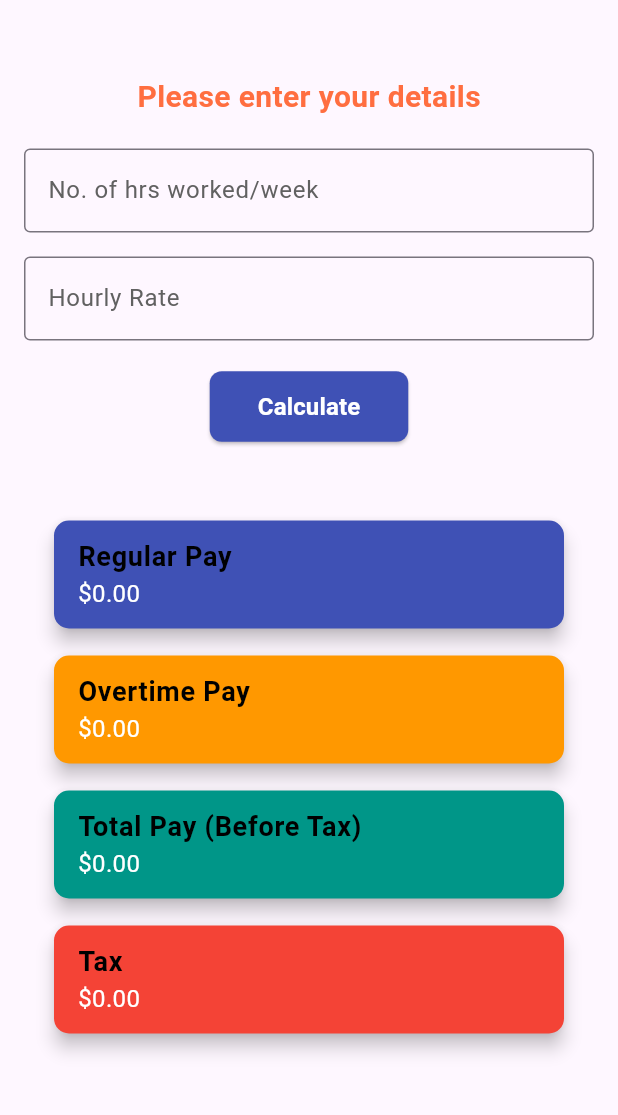
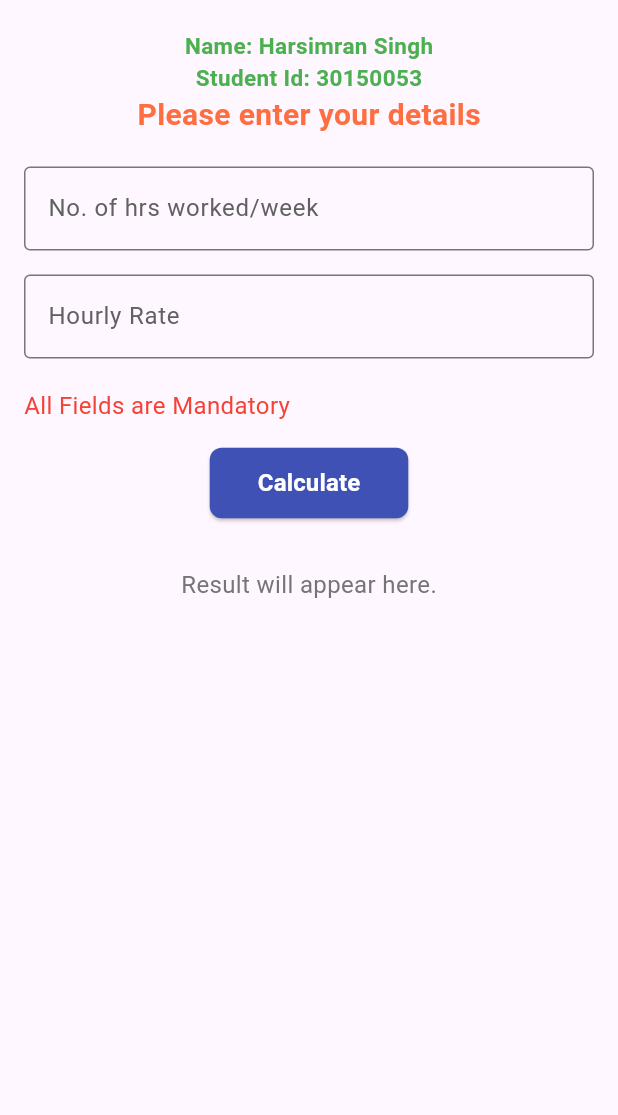
Before and after one commit to Harsimran0692/MAPD-722-Pay-Calculator, a Flutter app: the screen it shows after launch, after a tap on "Calculate", on a phone screen of 412 x 824 dp, the part 84-1199 px from its top. Run offline on Flutter 3.47's test engine with Material 3 defaults, Android fonts, the phone set to English and light mode, and no system bars.

Commit message:
added validations and student details

```diff
--- a/lib/main.dart
+++ b/lib/main.dart
@@ -29,10 +29,26 @@ class PayCalculator extends StatelessWidget {
             FocusScope.of(context).unfocus();
           },
           child: Container(
-            padding: EdgeInsets.fromLTRB(0, 50, 0, 20),
+            padding: EdgeInsets.fromLTRB(0, 20, 0, 10),
             alignment: Alignment.topCenter,
             child: Column(
               children: [
+                Text(
+                  "Name: Harsimran Singh",
+                  style: TextStyle(
+                    color: Colors.green,
+                    fontSize: 15,
+                    fontWeight: FontWeight.w600,
+                  ),
+                ),
+                Text(
+                  "Student Id: 30150053",
+                  style: TextStyle(
+                    color: Colors.green,
+                    fontSize: 15,
+                    fontWeight: FontWeight.w600,
+                  ),
+                ),
                 Text(
                   "Please enter your details",
                   style: TextStyle(
@@ -63,6 +79,7 @@ class _FormInputs extends State<FormInputs> {
   double? _overTimePay;
   double? _totalPay;
   double? _tax;
+  String _warningMessage = '';
 
   final TextEditingController _hoursController = TextEditingController();
   final TextEditingController _rateController = TextEditingController();
@@ -72,6 +89,38 @@ class _FormInputs extends State<FormInputs> {
     final double hours = double.tryParse(_hoursController.text) ?? 0;
     final double rate = double.tryParse(_rateController.text) ?? 0;
 
+    if (_hoursController.text.isEmpty || _rateController.text.isEmpty) {
+      setState(() {
+        _warningMessage = "All Fields are Mandatory";
+        _regularPay = null;
+        _overTimePay = null;
+        _totalPay = null;
+        _tax = null;
+      });
+      return;
+    }
+
+    if (hours > 90 || hours < 1) {
+      setState(() {
+        _warningMessage =
+            "Please enter valid values: Hours should be between 1 and 90";
+        _regularPay = null;
+        _overTimePay = null;
+        _totalPay = null;
+        _tax = null;
+      });
+      return;
+    } else if (rate > 100 || rate < 5) {
+      setState(() {
+        _warningMessage =
+            "Please enter valid values: Rates should be between 5 and 100";
+        _regularPay = null;
+        _overTimePay = null;
+        _totalPay = null;
+        _tax = null;
+      });
+      return;
+    } else {
       setState(() {
         if (hours <= 40) {
           _totalPay = hours * rate;
@@ -81,15 +130,11 @@ class _FormInputs extends State<FormInputs> {
           _totalPay = (hours - 40) * rate * 1.5 + 40 * rate;
           _regularPay = 40 * rate;
           _overTimePay = (hours - 40) * rate * 1.5;
-        // _regularPay = hours * rate;
         }
-      // _regularPay = hours * rate; // Regular pay calculation
-      // _overTimePay = hours > 40
-      //     ? (hours - 40) * (rate * 1.5)
-      //     : 0; // Overtime pay calculation
-      // _totalPay = (_regularPay ?? 0) + (_overTimePay ?? 0); // Total pay
         _tax = _totalPay! * 0.18;
       });
+      _warningMessage = "";
+    }
   }
 
   @override
@@ -136,6 +181,14 @@ class _FormInputs extends State<FormInputs> {
               ],
             ),
             const SizedBox(height: 20),
+            if (_warningMessage.isNotEmpty)
+              Padding(
+                padding: const EdgeInsets.only(bottom: 16.0),
+                child: Text(
+                  _warningMessage,
+                  style: TextStyle(color: Colors.red, fontSize: 16),
+                ),
+              ),
             Center(
               child: ElevatedButton(
                 onPressed: _calculatePay,
@@ -240,12 +293,12 @@ class CustomCard extends StatefulWidget {
   final Color amountColor;
 
   const CustomCard({
-    Key? key,
+    super.key,
     required this.text,
     required this.amount,
     required this.cardColor,
     required this.amountColor,
-  }) : super(key: key);
+  });
 
   @override
   _CustomCardState createState() => _CustomCardState();
```
Lines whose indentation alone changed are shown as unchanged.
